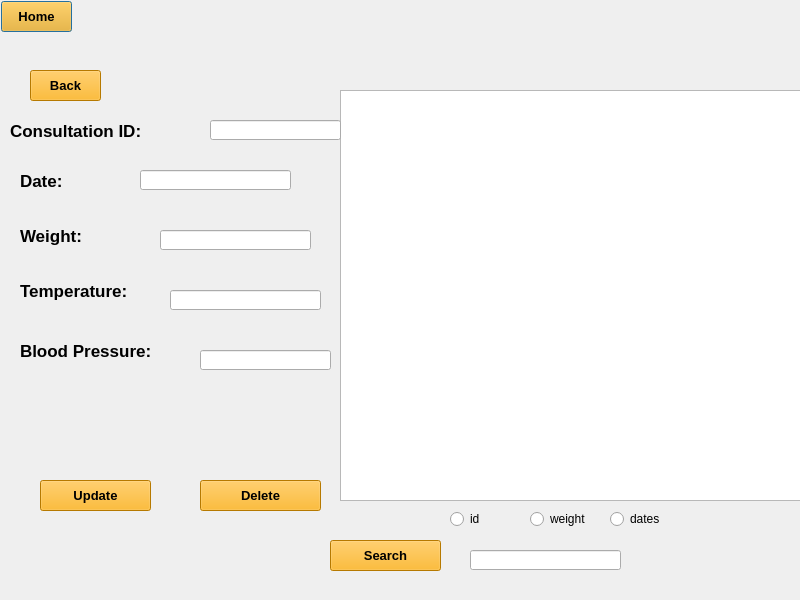
Above: employee/employee.ui from mahmoud-chebil/E-health-2A8 before the change. Below: the same form after it.
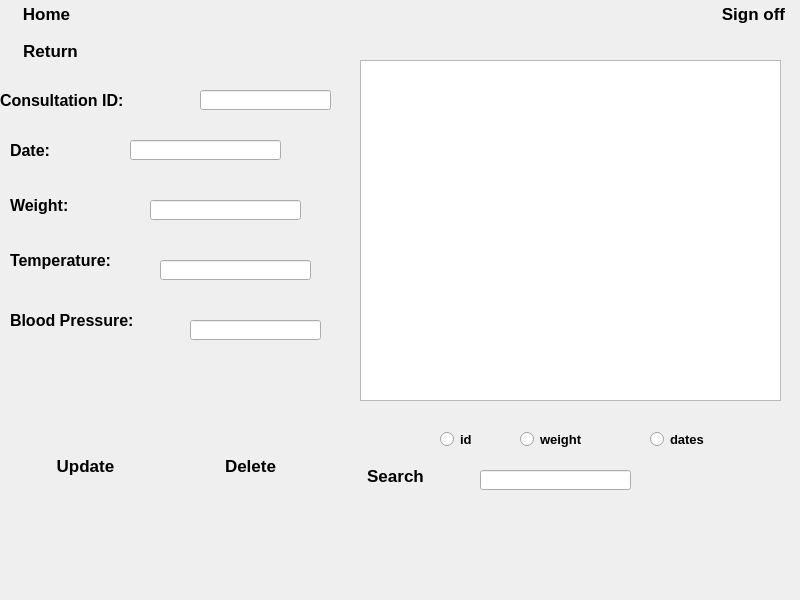
That is the form after the change. The open tabs and pages were chosen to show the change. Icons and pictures are not drawn.

The edit to the form file:
```diff
--- a/employee/employee.ui
+++ b/employee/employee.ui
@@ -13,24 +13,44 @@
   <property name="windowTitle">
    <string>Dialog</string>
   </property>
+  <property name="styleSheet">
+   <string notr="true">background-image: url(:/img/administration/rsz_2ehealth.jpg);</string>
+  </property>
   <widget class="QPushButton" name="pushButtonhome">
    <property name="geometry">
     <rect>
-     <x>1</x>
-     <y>1</y>
-     <width>71</width>
-     <height>31</height>
+     <x>0</x>
+     <y>0</y>
+     <width>93</width>
+     <height>28</height>
     </rect>
    </property>
    <property name="font">
     <font>
-     <pointsize>10</pointsize>
+     <pointsize>13</pointsize>
      <weight>75</weight>
      <bold>true</bold>
     </font>
    </property>
    <property name="styleSheet">
-    <string notr="true">background-color: rgb(255, 170, 0);</string>
+    <string notr="true">QPushButton{
+
+     background: qlineargradient(x1: 0, y1: 0, x2: 0, y2: 1,
+                                 stop: 0 #f7f7f7, stop: 0.4 #f0f0f0,
+                                 stop: 0.5 #e8e8e8, stop: 1.0 #dcdcdc);
+border-radius:5px;
+border-radius:5px;
+
+}
+
+
+
+QPushButton:hover{
+background:   qlineargradient(x1: 0, y1: 0, x2: 0, y2: 1,
+                                 stop: 0 #1b83fe, stop: 0.4 #4399fe,
+                                 stop: 0.5 #5da7fe, stop: 1.0 #77b5fe);
+color:white;
+}</string>
    </property>
    <property name="text">
     <string>Home</string>
@@ -42,10 +62,10 @@
    </property>
    <property name="geometry">
     <rect>
-     <x>10</x>
-     <y>60</y>
-     <width>791</width>
-     <height>531</height>
+     <x>0</x>
+     <y>30</y>
+     <width>800</width>
+     <height>500</height>
     </rect>
    </property>
    <widget class="QWidget" name="page">
@@ -402,10 +422,10 @@
     <widget class="QTableView" name="tableView">
      <property name="geometry">
       <rect>
-       <x>330</x>
+       <x>360</x>
        <y>30</y>
-       <width>461</width>
-       <height>411</height>
+       <width>421</width>
+       <height>341</height>
       </rect>
      </property>
      <property name="styleSheet">
@@ -423,7 +443,7 @@
      </property>
      <property name="font">
       <font>
-       <pointsize>13</pointsize>
+       <pointsize>12</pointsize>
        <weight>75</weight>
        <bold>true</bold>
       </font>
@@ -443,7 +463,7 @@
      </property>
      <property name="font">
       <font>
-       <pointsize>13</pointsize>
+       <pointsize>12</pointsize>
        <weight>75</weight>
        <bold>true</bold>
       </font>
@@ -463,7 +483,7 @@
      </property>
      <property name="font">
       <font>
-       <pointsize>13</pointsize>
+       <pointsize>12</pointsize>
        <weight>75</weight>
        <bold>true</bold>
       </font>
@@ -483,7 +503,7 @@
      </property>
      <property name="font">
       <font>
-       <pointsize>13</pointsize>
+       <pointsize>12</pointsize>
        <weight>75</weight>
        <bold>true</bold>
       </font>
@@ -503,7 +523,7 @@
      </property>
      <property name="font">
       <font>
-       <pointsize>13</pointsize>
+       <pointsize>12</pointsize>
        <weight>75</weight>
        <bold>true</bold>
       </font>
@@ -573,13 +593,30 @@
      </property>
      <property name="font">
       <font>
-       <pointsize>10</pointsize>
+       <pointsize>13</pointsize>
        <weight>75</weight>
        <bold>true</bold>
       </font>
      </property>
      <property name="styleSheet">
-      <string notr="true">background-color: rgb(255, 170, 0);</string>
+      <string notr="true">QPushButton{
+
+     background: qlineargradient(x1: 0, y1: 0, x2: 0, y2: 1,
+                                 stop: 0 #f7f7f7, stop: 0.4 #f0f0f0,
+                                 stop: 0.5 #e8e8e8, stop: 1.0 #dcdcdc);
+border-radius:5px;
+border-radius:5px;
+
+}
+
+
+
+QPushButton:hover{
+background:   qlineargradient(x1: 0, y1: 0, x2: 0, y2: 1,
+                                 stop: 0 #1b83fe, stop: 0.4 #4399fe,
+                                 stop: 0.5 #5da7fe, stop: 1.0 #77b5fe);
+color:white;
+}</string>
      </property>
      <property name="text">
       <string>Update</string>
@@ -596,13 +633,30 @@
      </property>
      <property name="font">
       <font>
-       <pointsize>10</pointsize>
+       <pointsize>13</pointsize>
        <weight>75</weight>
        <bold>true</bold>
       </font>
      </property>
      <property name="styleSheet">
-      <string notr="true">background-color: rgb(255, 170, 0);</string>
+      <string notr="true">QPushButton{
+
+     background: qlineargradient(x1: 0, y1: 0, x2: 0, y2: 1,
+                                 stop: 0 #f7f7f7, stop: 0.4 #f0f0f0,
+                                 stop: 0.5 #e8e8e8, stop: 1.0 #dcdcdc);
+border-radius:5px;
+border-radius:5px;
+
+}
+
+
+
+QPushButton:hover{
+background:   qlineargradient(x1: 0, y1: 0, x2: 0, y2: 1,
+                                 stop: 0 #1b83fe, stop: 0.4 #4399fe,
+                                 stop: 0.5 #5da7fe, stop: 1.0 #77b5fe);
+color:white;
+}</string>
      </property>
      <property name="text">
       <string>Delete</string>
@@ -611,44 +665,78 @@
     <widget class="QPushButton" name="pushButton_backp3">
      <property name="geometry">
       <rect>
-       <x>20</x>
+       <x>10</x>
        <y>10</y>
-       <width>71</width>
-       <height>31</height>
+       <width>81</width>
+       <height>21</height>
       </rect>
      </property>
      <property name="font">
       <font>
-       <pointsize>10</pointsize>
+       <pointsize>13</pointsize>
        <weight>75</weight>
        <bold>true</bold>
       </font>
      </property>
      <property name="styleSheet">
-      <string notr="true">background-color: rgb(255, 170, 0);</string>
+      <string notr="true">QPushButton{
+
+     background: qlineargradient(x1: 0, y1: 0, x2: 0, y2: 1,
+                                 stop: 0 #f7f7f7, stop: 0.4 #f0f0f0,
+                                 stop: 0.5 #e8e8e8, stop: 1.0 #dcdcdc);
+border-radius:5px;
+border-radius:5px;
+
+}
+
+
+
+QPushButton:hover{
+background:   qlineargradient(x1: 0, y1: 0, x2: 0, y2: 1,
+                                 stop: 0 #1b83fe, stop: 0.4 #4399fe,
+                                 stop: 0.5 #5da7fe, stop: 1.0 #77b5fe);
+color:white;
+}</string>
      </property>
      <property name="text">
-      <string>Back</string>
+      <string>Return</string>
      </property>
     </widget>
     <widget class="QPushButton" name="pushButtonsearch">
      <property name="geometry">
       <rect>
-       <x>320</x>
-       <y>480</y>
+       <x>340</x>
+       <y>430</y>
        <width>111</width>
        <height>31</height>
       </rect>
      </property>
      <property name="font">
       <font>
-       <pointsize>10</pointsize>
+       <pointsize>13</pointsize>
        <weight>75</weight>
        <bold>true</bold>
       </font>
      </property>
      <property name="styleSheet">
-      <string notr="true">background-color: rgb(255, 170, 0);</string>
+      <string notr="true">QPushButton{
+
+     background: qlineargradient(x1: 0, y1: 0, x2: 0, y2: 1,
+                                 stop: 0 #f7f7f7, stop: 0.4 #f0f0f0,
+                                 stop: 0.5 #e8e8e8, stop: 1.0 #dcdcdc);
+border-radius:5px;
+border-radius:5px;
+
+}
+
+
+
+QPushButton:hover{
+background:   qlineargradient(x1: 0, y1: 0, x2: 0, y2: 1,
+                                 stop: 0 #1b83fe, stop: 0.4 #4399fe,
+                                 stop: 0.5 #5da7fe, stop: 1.0 #77b5fe);
+color:white;
+}</string>
      </property>
      <property name="text">
       <string>Search</string>
@@ -657,8 +745,8 @@
     <widget class="QLineEdit" name="lineEditsearch">
      <property name="geometry">
       <rect>
-       <x>460</x>
-       <y>490</y>
+       <x>480</x>
+       <y>440</y>
        <width>151</width>
        <height>20</height>
       </rect>
@@ -668,11 +756,18 @@
      <property name="geometry">
       <rect>
        <x>440</x>
-       <y>450</y>
+       <y>400</y>
        <width>41</width>
        <height>18</height>
       </rect>
      </property>
+     <property name="font">
+      <font>
+       <pointsize>10</pointsize>
+       <weight>75</weight>
+       <bold>true</bold>
+      </font>
+     </property>
      <property name="text">
       <string>id</string>
      </property>
@@ -681,11 +776,18 @@
      <property name="geometry">
       <rect>
        <x>520</x>
-       <y>450</y>
-       <width>71</width>
+       <y>400</y>
+       <width>91</width>
        <height>18</height>
       </rect>
      </property>
+     <property name="font">
+      <font>
+       <pointsize>10</pointsize>
+       <weight>75</weight>
+       <bold>true</bold>
+      </font>
+     </property>
      <property name="text">
       <string>weight</string>
      </property>
@@ -693,12 +795,19 @@
     <widget class="QRadioButton" name="radioButtondates">
      <property name="geometry">
       <rect>
-       <x>600</x>
-       <y>450</y>
+       <x>650</x>
+       <y>400</y>
        <width>81</width>
        <height>18</height>
       </rect>
      </property>
+     <property name="font">
+      <font>
+       <pointsize>10</pointsize>
+       <weight>75</weight>
+       <bold>true</bold>
+      </font>
+     </property>
      <property name="text">
       <string>dates</string>
      </property>
@@ -1093,6 +1202,46 @@
     </widget>
    </widget>
   </widget>
+  <widget class="QPushButton" name="pushButtonhome_2">
+   <property name="geometry">
+    <rect>
+     <x>707</x>
+     <y>0</y>
+     <width>93</width>
+     <height>28</height>
+    </rect>
+   </property>
+   <property name="font">
+    <font>
+     <pointsize>13</pointsize>
+     <weight>75</weight>
+     <bold>true</bold>
+    </font>
+   </property>
+   <property name="styleSheet">
+    <string notr="true">QPushButton{
+
+     background: qlineargradient(x1: 0, y1: 0, x2: 0, y2: 1,
+                                 stop: 0 #f7f7f7, stop: 0.4 #f0f0f0,
+                                 stop: 0.5 #e8e8e8, stop: 1.0 #dcdcdc);
+border-radius:5px;
+border-radius:5px;
+
+}
+
+
+
+QPushButton:hover{
+background:   qlineargradient(x1: 0, y1: 0, x2: 0, y2: 1,
+                                 stop: 0 #1b83fe, stop: 0.4 #4399fe,
+                                 stop: 0.5 #5da7fe, stop: 1.0 #77b5fe);
+color:white;
+}</string>
+   </property>
+   <property name="text">
+    <string>Sign off</string>
+   </property>
+  </widget>
  </widget>
  <resources/>
  <connections/>
```
Left out of the diff: 414 changed lines with no effect on the pictures.
